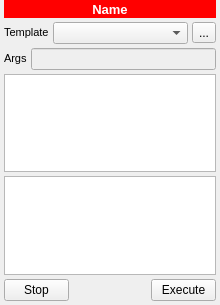
Before: the Qt Designer form spinetoolbox/ui/subwindow_tool.ui in spine-tools/Spine-Toolbox, drawn with Qt 5.
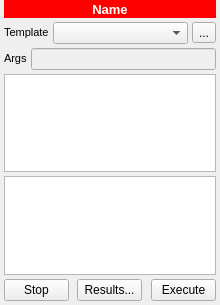
After: the same form once the commit is applied. Icons and pictures are not drawn.

Commit message: Tools now have a Results... button

What changed in the file:
```diff
--- a/spinetoolbox/ui/subwindow_tool.ui
+++ b/spinetoolbox/ui/subwindow_tool.ui
@@ -324,6 +324,35 @@
          </property>
         </spacer>
        </item>
+       <item>
+        <widget class="QPushButton" name="pushButton_open_results">
+         <property name="maximumSize">
+          <size>
+           <width>65</width>
+           <height>23</height>
+          </size>
+         </property>
+         <property name="toolTip">
+          <string>Open results directory in file browser</string>
+         </property>
+         <property name="text">
+          <string>Results...</string>
+         </property>
+        </widget>
+       </item>
+       <item>
+        <spacer name="horizontalSpacer_2">
+         <property name="orientation">
+          <enum>Qt::Horizontal</enum>
+         </property>
+         <property name="sizeHint" stdset="0">
+          <size>
+           <width>40</width>
+           <height>20</height>
+          </size>
+         </property>
+        </spacer>
+       </item>
        <item>
         <widget class="QPushButton" name="pushButton_execute">
          <property name="maximumSize">
```
Left out of the diff: 5 changed lines with no effect on the pictures. The commit also changes 8 other files.
